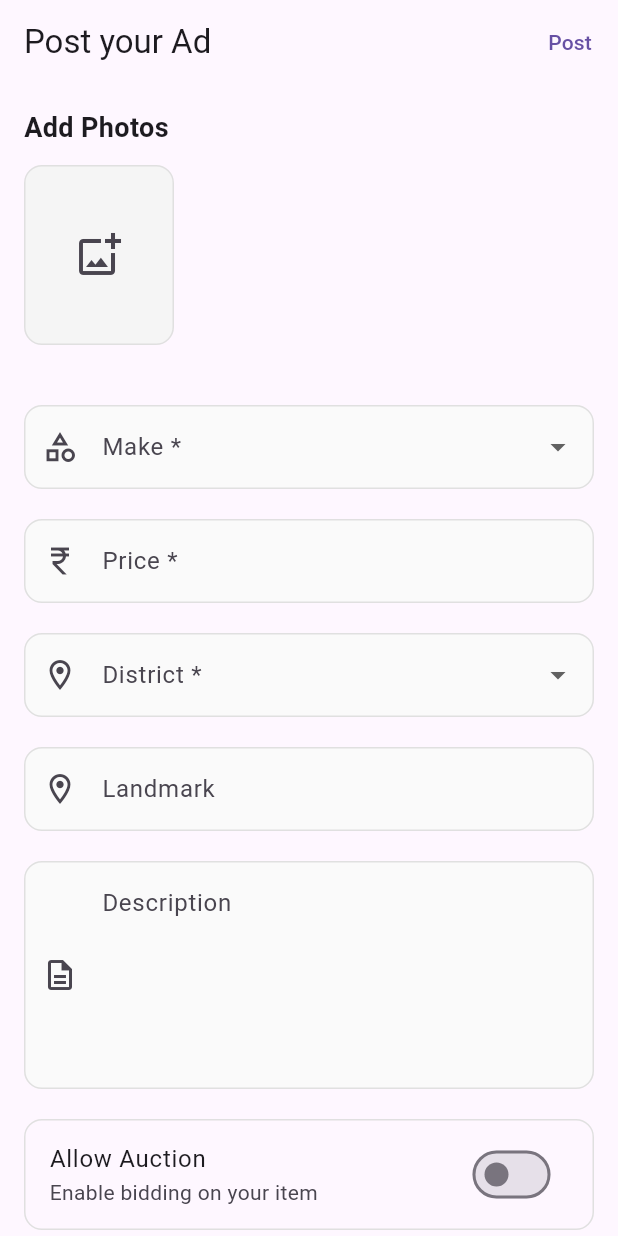
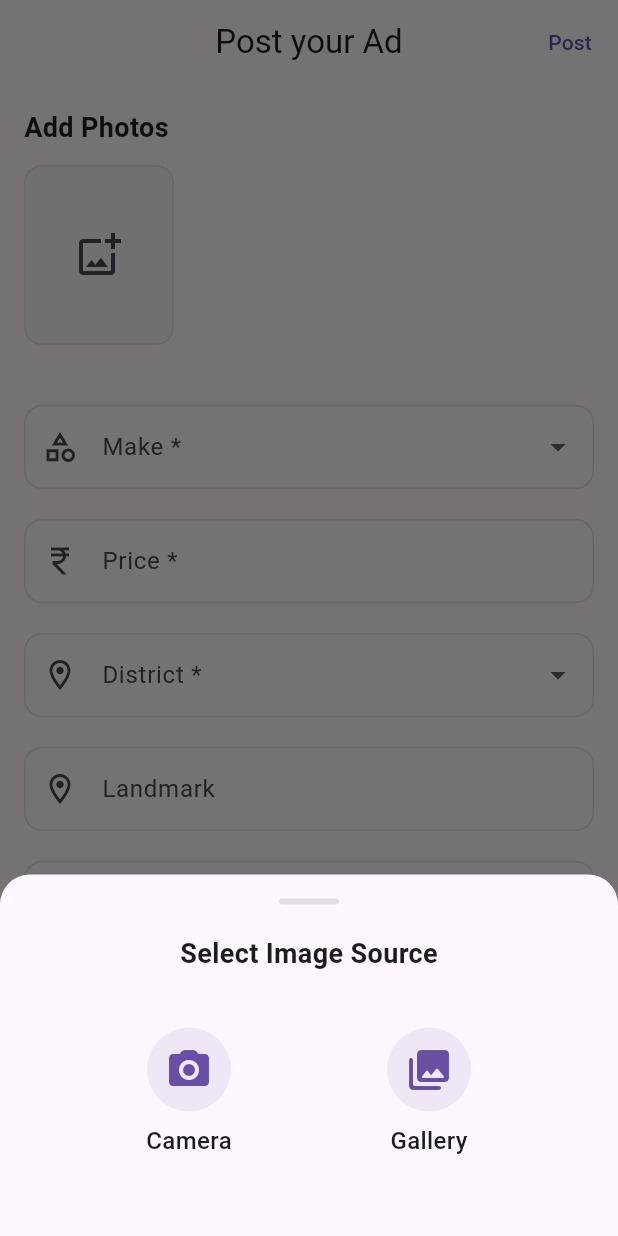
Before and after one commit to Greencreon-LLP-2/Lelam-online-V2, a Flutter app: the AdPostPage screen opened by its route, after a tap on the "add photo alternate" icon, on a phone screen of 412 x 824 dp. Run offline on Flutter 3.47's test engine with Material 3 defaults, Android fonts, the phone set to English and light mode, and no system bars; our stand-ins replace cached_network_image, go_router, image_picker.

Commit message:
added image selection source

```diff
--- a/lib/feature/sell/view/pages/ad_post_page.dart
+++ b/lib/feature/sell/view/pages/ad_post_page.dart
@@ -1,6 +1,10 @@
+import 'dart:io';
+
 import 'package:flutter/material.dart';
+import 'package:image_picker/image_picker.dart';
 import 'package:lelamonline_flutter/core/theme/app_theme.dart';
 import 'package:lelamonline_flutter/feature/sell/view/widgets/custom_dropdown_widget.dart';
+import 'package:lelamonline_flutter/feature/sell/view/widgets/image_source_bottom_sheet.dart';
 import 'package:lelamonline_flutter/feature/sell/view/widgets/text_field_widget.dart';
 
 class AdPostPage extends StatefulWidget {
@@ -27,6 +31,7 @@ class _AdPostPageState extends State<AdPostPage> {
     return Scaffold(
       appBar: AppBar(
         title: const Text('Post your Ad'),
+        centerTitle: true,
         actions: [
           TextButton(onPressed: _submitForm, child: const Text('Post')),
         ],
@@ -64,7 +69,8 @@ class _AdPostFormState extends State<AdPostForm> {
   final _landMarkController = TextEditingController();
   String? _selectedCategory;
   String? _selectedDistrict;
-  final List<String> _selectedImages = [];
+  final List<XFile> _selectedImages = [];
+  final ImagePicker _imagePicker = ImagePicker();
   bool _isAuctionable = false;
 
   final List<String> _districts = [
@@ -106,6 +112,43 @@ class _AdPostFormState extends State<AdPostForm> {
     super.dispose();
   }
 
+  Future<void> _pickImage(ImageSource source) async {
+    try {
+      final XFile? image = await _imagePicker.pickImage(
+        source: source,
+        imageQuality: 80,
+      );
+      if (image != null) {
+        setState(() {
+          _selectedImages.add(image);
+        });
+      }
+    } catch (e) {
+      // Handle error
+      ScaffoldMessenger.of(
+        context,
+      ).showSnackBar(SnackBar(content: Text('Error picking image: $e')));
+    }
+  }
+
+  void _showImageSourceBottomSheet() {
+    showModalBottomSheet(
+      context: context,
+      backgroundColor: Colors.transparent,
+      builder:
+          (context) => ImageSourceBottomSheetWidget(
+            onCameraTap: () {
+              Navigator.pop(context);
+              _pickImage(ImageSource.camera);
+            },
+            onGalleryTap: () {
+              Navigator.pop(context);
+              _pickImage(ImageSource.gallery);
+            },
+          ),
+    );
+  }
+
   Widget _buildImagePicker() {
     return Container(
       height: 120,
@@ -125,9 +168,7 @@ class _AdPostFormState extends State<AdPostForm> {
               ),
               child: IconButton(
                 icon: const Icon(Icons.add_photo_alternate_outlined, size: 32),
-                onPressed: () {
-                  // TODO: Implement image picking
-                },
+                onPressed: _showImageSourceBottomSheet,
               ),
             );
           }
@@ -141,16 +182,23 @@ class _AdPostFormState extends State<AdPostForm> {
             ),
             child: Stack(
               children: [
-                Center(
-                  child: Icon(
-                    Icons.image,
-                    size: 32,
-                    color: Colors.grey.shade600,
+                ClipRRect(
+                  borderRadius: BorderRadius.circular(12),
+                  child: Image.file(
+                    File(_selectedImages[index].path),
+                    width: 100,
+                    height: 120,
+                    fit: BoxFit.cover,
                   ),
                 ),
                 Positioned(
                   top: 4,
                   right: 4,
+                  child: Container(
+                    decoration: const BoxDecoration(
+                      color: Colors.white,
+                      shape: BoxShape.circle,
+                    ),
                     child: IconButton(
                       icon: const Icon(Icons.close, size: 20),
                       onPressed: () {
@@ -158,6 +206,7 @@ class _AdPostFormState extends State<AdPostForm> {
                           _selectedImages.removeAt(index);
                         });
                       },
+                    ),
                   ),
                 ),
               ],
--- /dev/null
+++ b/lib/feature/sell/view/widgets/image_source_bottom_sheet.dart
@@ -0,0 +1,97 @@
+import 'package:flutter/material.dart';
+
+class ImageSourceBottomSheetWidget extends StatelessWidget {
+  final VoidCallback onCameraTap;
+  final VoidCallback onGalleryTap;
+
+  const ImageSourceBottomSheetWidget({
+    super.key,
+    required this.onCameraTap,
+    required this.onGalleryTap,
+  });
+
+  @override
+  Widget build(BuildContext context) {
+    return Container(
+      padding: const EdgeInsets.all(16),
+      decoration: BoxDecoration(
+        color: Theme.of(context).scaffoldBackgroundColor,
+        borderRadius: const BorderRadius.vertical(top: Radius.circular(20)),
+      ),
+      child: Column(
+        mainAxisSize: MainAxisSize.min,
+        children: [
+          Container(
+            width: 40,
+            height: 4,
+            margin: const EdgeInsets.only(bottom: 20),
+            decoration: BoxDecoration(
+              color: Colors.grey[300],
+              borderRadius: BorderRadius.circular(2),
+            ),
+          ),
+          const Text(
+            'Select Image Source',
+            style: TextStyle(fontSize: 18, fontWeight: FontWeight.bold),
+          ),
+          const SizedBox(height: 20),
+          Row(
+            mainAxisAlignment: MainAxisAlignment.spaceEvenly,
+            children: [
+              _buildOption(
+                context: context,
+                icon: Icons.camera_alt_rounded,
+                label: 'Camera',
+                onTap: onCameraTap,
+              ),
+              _buildOption(
+                context: context,
+                icon: Icons.photo_library_rounded,
+                label: 'Gallery',
+                onTap: onGalleryTap,
+              ),
+            ],
+          ),
+          const SizedBox(height: 20),
+        ],
+      ),
+    );
+  }
+
+  Widget _buildOption({
+    required BuildContext context,
+    required IconData icon,
+    required String label,
+    required VoidCallback onTap,
+  }) {
+    return InkWell(
+      onTap: onTap,
+      borderRadius: BorderRadius.circular(12),
+      child: Container(
+        width: 100,
+        padding: const EdgeInsets.symmetric(vertical: 16),
+        child: Column(
+          children: [
+            Container(
+              padding: const EdgeInsets.all(12),
+              decoration: BoxDecoration(
+                color: Theme.of(context).primaryColor.withOpacity(0.1),
+                shape: BoxShape.circle,
+              ),
+              child: Icon(
+                icon,
+                size: 32,
+                color: Theme.of(context).primaryColor,
+              ),
+            ),
+            const SizedBox(height: 8),
+            Text(
+              label,
+              style: const TextStyle(fontSize: 16, fontWeight: FontWeight.w500),
+            ),
+          ],
+        ),
+      ),
+    );
+  }
+}
--- a/pubspec.yaml
+++ b/pubspec.yaml
@@ -37,6 +37,7 @@ dependencies:
   go_router: ^15.1.2
   cached_network_image: ^3.4.1
   path_provider: ^2.1.2
+  image_picker: ^1.1.2
 
 dev_dependencies:
   flutter_test:
```
Also changed, not shown: pubspec.lock, 7 other files. Lines whose indentation alone changed are shown as unchanged.
